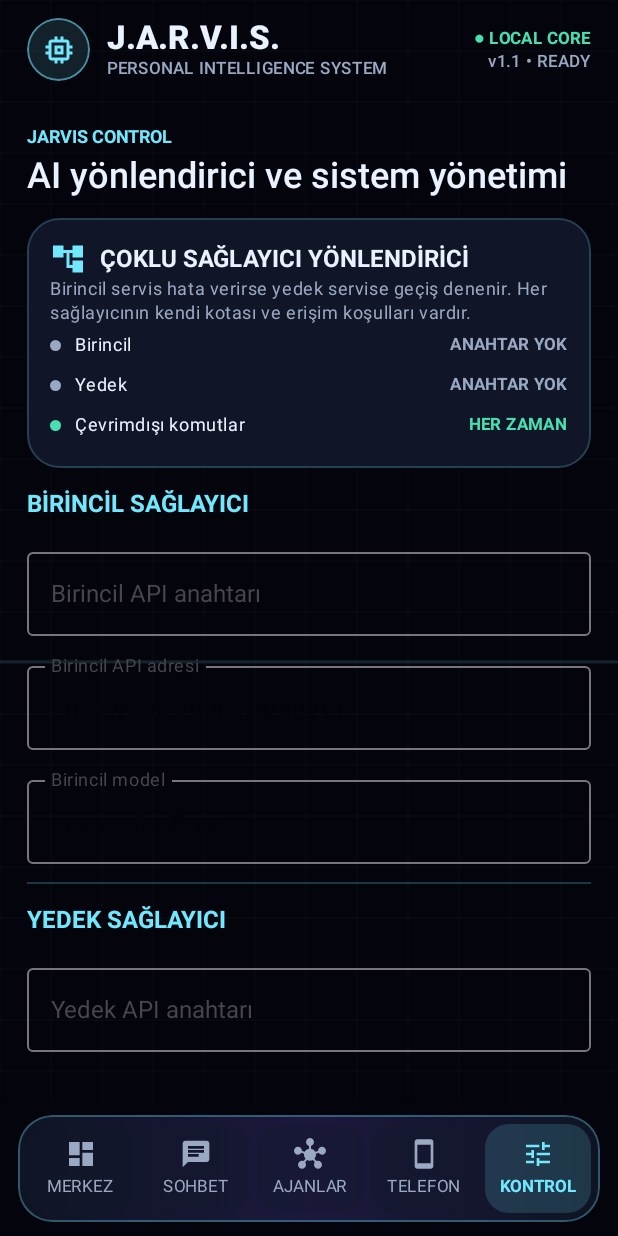
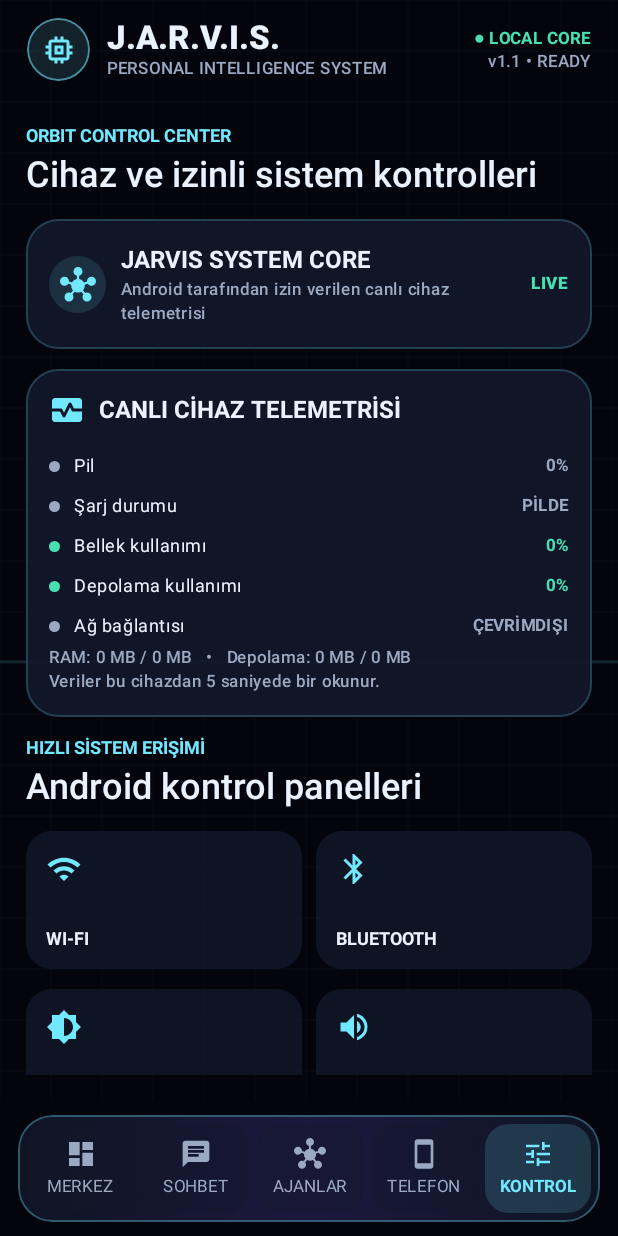
Before and after one commit to syntaxxsl/JARVIS-Android, an Android app built with Jetpack Compose: the screen it shows after launch (MainActivity), after a tap on "KONTROL", on a phone screen of 412 x 824 dp. Run offline under Robolectric (Android 15) with nearby library versions, the phone set to English and light mode, and no system bars; our stand-ins replace Dagger/Hilt's generated code, Room's generated code, Timber; 2 statements that could not run were skipped; 2 other taps on this screen came first.

Commit message:
feat: add Orbit OS control center dashboard

```diff
--- a/app/src/main/java/com/jarvis/assistant/feature/dashboard/DashboardScreen.kt
+++ b/app/src/main/java/com/jarvis/assistant/feature/dashboard/DashboardScreen.kt
@@ -182,7 +182,7 @@ fun DashboardScreen(
                                 item {
                                     Row(horizontalArrangement = Arrangement.spacedBy(10.dp)) {
                                         MiniModule("AI SOHBET", Icons.Default.Forum, Modifier.weight(1f)) { page = "chat" }
-                                        MiniModule("AI ROUTER", Icons.Default.AccountTree, Modifier.weight(1f)) { page = "control" }
+                                        MiniModule("AI ROUTER", Icons.Default.AccountTree, Modifier.weight(1f)) { page = "router" }
                                     }
                                 }
                                 item {
@@ -392,7 +392,75 @@ fun DashboardScreen(
                                 }
                             }
                         }
-                        else -> LazyColumn(Modifier.fillMaxSize().padding(18.dp), verticalArrangement = Arrangement.spacedBy(12.dp)) {
+                        "control" -> LazyColumn(Modifier.fillMaxSize().padding(17.dp), verticalArrangement = Arrangement.spacedBy(13.dp)) {
+                            item { SectionHeading("ORBIT CONTROL CENTER", "Cihaz ve izinli sistem kontrolleri") }
+                            item {
+                                HudCard {
+                                    Row(verticalAlignment = Alignment.CenterVertically) {
+                                        Box(Modifier.size(38.dp).clip(CircleShape).background(JarvisCyan.copy(alpha = .12f)), contentAlignment = Alignment.Center) {
+                                            Icon(Icons.Default.Hub, null, tint = JarvisCyan)
+                                        }
+                                        Spacer(Modifier.width(10.dp))
+                                        Column(Modifier.weight(1f)) {
+                                            Text("JARVIS SYSTEM CORE", color = JarvisText, fontWeight = FontWeight.Bold)
+                                            Text("Android tarafından izin verilen canlı cihaz telemetrisi", color = JarvisTextDim, style = MaterialTheme.typography.labelSmall)
+                                        }
+                                        Text("LIVE", color = JarvisSuccess, fontWeight = FontWeight.Black, style = MaterialTheme.typography.labelSmall)
+                                    }
+                                }
+                            }
+                            item { LiveDeviceStatusCard() }
+                            item { SectionHeading("HIZLI SİSTEM ERİŞİMİ", "Android kontrol panelleri") }
+                            item {
+                                Row(horizontalArrangement = Arrangement.spacedBy(9.dp)) {
+                                    MiniModule("WI-FI", Icons.Default.Wifi, Modifier.weight(1f)) { onPhoneAction("wifi") }
+                                    MiniModule("BLUETOOTH", Icons.Default.Bluetooth, Modifier.weight(1f)) { onPhoneAction("bluetooth") }
+                                }
+                            }
+                            item {
+                                Row(horizontalArrangement = Arrangement.spacedBy(9.dp)) {
+                                    MiniModule("EKRAN", Icons.Default.Brightness6, Modifier.weight(1f)) { onPhoneAction("display") }
+                                    MiniModule("SES", Icons.Default.VolumeUp, Modifier.weight(1f)) { onPhoneAction("sound") }
+                                }
+                            }
+                            item {
+                                Row(horizontalArrangement = Arrangement.spacedBy(9.dp)) {
+                                    MiniModule("PİL", Icons.Default.BatteryChargingFull, Modifier.weight(1f)) { onPhoneAction("battery") }
+                                    MiniModule("KONUM", Icons.Default.LocationOn, Modifier.weight(1f)) { onPhoneAction("location") }
+                                }
+                            }
+                            item {
+                                Row(horizontalArrangement = Arrangement.spacedBy(9.dp)) {
+                                    MiniModule("UYGULAMALAR", Icons.Default.Apps, Modifier.weight(1f)) { onPhoneAction("apps") }
+                                    MiniModule("İZİNLER", Icons.Default.Security, Modifier.weight(1f)) { onPhoneAction("permissions") }
+                                }
+                            }
+                            item { SectionHeading("JARVIS MODÜLLERİ", "Kontrol merkezinden eriş") }
+                            item {
+                                Row(horizontalArrangement = Arrangement.spacedBy(9.dp)) {
+                                    MiniModule("BİLDİRİMLER", Icons.Default.Notifications, Modifier.weight(1f)) { page = "notifications" }
+                                    MiniModule("KİŞİSEL HAFIZA", Icons.Default.Psychology, Modifier.weight(1f)) { page = "memory" }
+                                }
+                            }
+                            item {
+                                Row(horizontalArrangement = Arrangement.spacedBy(9.dp)) {
+                                    MiniModule("BELGE ANALİZİ", Icons.Default.DocumentScanner, Modifier.weight(1f)) { page = "documents" }
+                                    MiniModule("AI ROUTER", Icons.Default.AccountTree, Modifier.weight(1f)) { page = "router" }
+                                }
+                            }
+                            item {
+                                HudCard {
+                                    Text("GÜVENLİ DURDURMA", color = JarvisDanger, fontWeight = FontWeight.Bold)
+                                    Text("Bu kontrol şu anda JARVIS'in sesli yanıtını durdurur. Android'in başka uygulamalardaki işlemlerini zorla sonlandırmaz.", color = JarvisTextDim, style = MaterialTheme.typography.bodySmall)
+                                    OutlinedButton(onClick = onStopSpeaking, modifier = Modifier.fillMaxWidth()) {
+                                        Icon(Icons.Default.StopCircle, null, tint = JarvisDanger)
+                                        Spacer(Modifier.width(8.dp))
+                                        Text("JARVIS SESİNİ DURDUR", color = JarvisDanger)
+                                    }
+                                }
+                            }
+                        }
+                        "router" -> LazyColumn(Modifier.fillMaxSize().padding(18.dp), verticalArrangement = Arrangement.spacedBy(12.dp)) {
                             item { SectionHeading("JARVIS CONTROL", "AI yönlendirici ve sistem yönetimi") }
                             item {
                                 HudCard {
@@ -425,6 +493,7 @@ fun DashboardScreen(
                             item { Divider(color = JarvisCyan.copy(alpha = .22f)) }
                             item { OutlinedButton(onClick = onStopSpeaking, Modifier.fillMaxWidth()) { Icon(Icons.Default.Stop, null); Text("Sesli yanıtı durdur") } }
                         }
+                        else -> { }
                     }
                 }
             }
```
